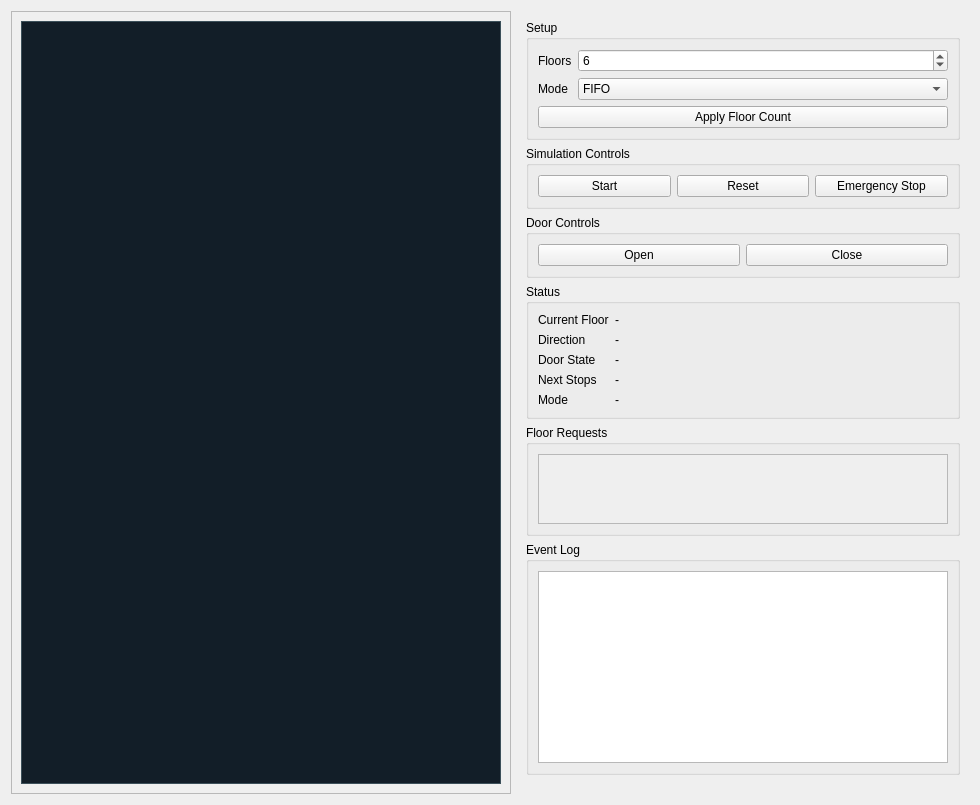
First picture: the form in src/elevator_sim/ui/ui_files/Elevator_Interface_updated.ui, repository AlehsanAliyev/Elevator-Simulation-PySide6, before the edit.
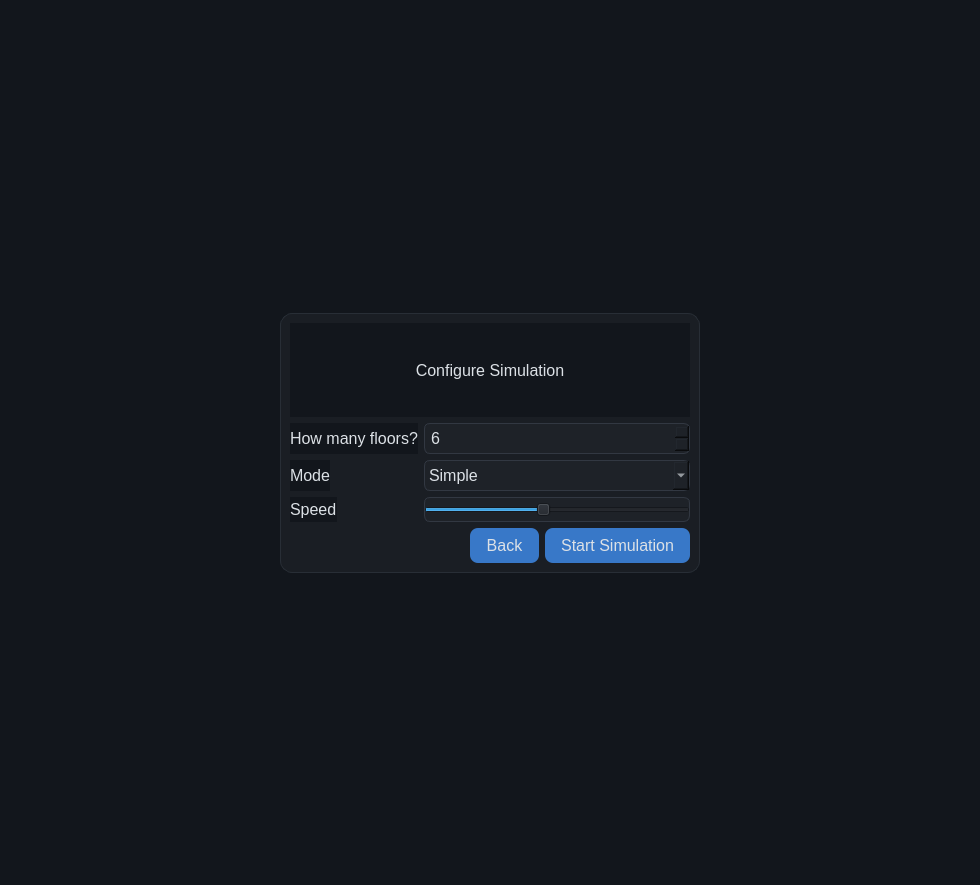
Second picture: the form after the edit. The open tabs and pages were chosen to show the change.

Commit message: Final version of multi page elevator simulation

```diff
--- a/src/elevator_sim/ui/ui_files/Elevator_Interface_updated.ui
+++ b/src/elevator_sim/ui/ui_files/Elevator_Interface_updated.ui
@@ -11,7 +11,390 @@
     <height>640</height>
    </size>
   </property>
-  <layout class="QHBoxLayout" name="main_layout">
+  <property name="styleSheet">
+   <string notr="true">
+* {
+    font-family: "Segoe UI";
+    font-size: 12pt;
+    color: rgb(220, 225, 230);
+}
+QWidget {
+    background-color: rgb(18, 22, 28);
+}
+QFrame#card_frame, QFrame#config_card, QFrame#status_card, QFrame#requests_card, QFrame#logs_panel {
+    background-color: rgb(26, 30, 36);
+    border: 1px solid rgb(40, 46, 54);
+    border-radius: 12px;
+}
+QPushButton {
+    background-color: rgb(56, 120, 200);
+    border: none;
+    border-radius: 8px;
+    padding: 8px 16px;
+}
+QPushButton:hover {
+    background-color: rgb(70, 135, 215);
+}
+QPushButton:pressed {
+    background-color: rgb(44, 105, 180);
+}
+QPushButton[secondary="true"] {
+    background-color: rgb(40, 46, 54);
+    border: 1px solid rgb(60, 70, 82);
+}
+QPushButton[secondary="true"]:hover {
+    background-color: rgb(52, 60, 70);
+}
+QLabel#title_label {
+    font-size: 28pt;
+    font-weight: bold;
+}
+QLabel#subtitle_label {
+    color: rgb(160, 170, 180);
+}
+QGroupBox {
+    border: none;
+    font-weight: bold;
+}
+QGroupBox::title {
+    subcontrol-origin: margin;
+    left: 6px;
+    padding: 0 6px;
+}
+QSpinBox, QComboBox, QSlider, QPlainTextEdit {
+    background-color: rgb(30, 34, 40);
+    border: 1px solid rgb(50, 56, 66);
+    border-radius: 6px;
+    padding: 4px;
+}
+QToolButton {
+    background-color: transparent;
+    border: none;
+    color: rgb(200, 210, 220);
+}
+   </string>
+  </property>
+  <layout class="QVBoxLayout" name="root_layout">
+   <item>
+    <widget class="QStackedWidget" name="stacked_widget">
+     <widget class="QWidget" name="start_page">
+      <layout class="QVBoxLayout" name="start_layout">
+       <item>
+        <spacer name="start_top_spacer">
+         <property name="orientation">
+          <enum>Qt::Vertical</enum>
+         </property>
+         <property name="sizeHint">
+          <size>
+           <width>20</width>
+           <height>40</height>
+          </size>
+         </property>
+        </spacer>
+       </item>
+       <item>
+        <layout class="QHBoxLayout" name="start_center_layout">
+         <item>
+          <spacer name="start_left_spacer">
+           <property name="orientation">
+            <enum>Qt::Horizontal</enum>
+           </property>
+           <property name="sizeHint">
+            <size>
+             <width>40</width>
+             <height>20</height>
+            </size>
+           </property>
+          </spacer>
+         </item>
+         <item>
+          <widget class="QFrame" name="card_frame">
+           <property name="minimumSize">
+            <size>
+             <width>360</width>
+             <height>260</height>
+            </size>
+           </property>
+           <layout class="QVBoxLayout" name="card_layout">
+            <item>
+             <widget class="QLabel" name="title_label">
+              <property name="text">
+               <string>Elevator Simulation</string>
+              </property>
+              <property name="alignment">
+               <set>Qt::AlignCenter</set>
+              </property>
+             </widget>
+            </item>
+            <item>
+             <widget class="QLabel" name="subtitle_label">
+              <property name="text">
+               <string>Embedded real-time elevator simulator</string>
+              </property>
+              <property name="alignment">
+               <set>Qt::AlignCenter</set>
+              </property>
+             </widget>
+            </item>
+            <item>
+             <layout class="QVBoxLayout" name="start_buttons_layout">
+              <item>
+               <widget class="QPushButton" name="start_button">
+                <property name="text">
+                 <string>Configure Simulation</string>
+                </property>
+                <property name="minimumSize">
+                 <size>
+                  <width>200</width>
+                  <height>40</height>
+                 </size>
+                </property>
+               </widget>
+              </item>
+              <item>
+               <widget class="QPushButton" name="about_button">
+                <property name="text">
+                 <string>About</string>
+                </property>
+                <property name="minimumSize">
+                 <size>
+                  <width>200</width>
+                  <height>36</height>
+                 </size>
+                </property>
+                <property name="secondary">
+                 <bool>true</bool>
+                </property>
+               </widget>
+              </item>
+             </layout>
+            </item>
+           </layout>
+          </widget>
+         </item>
+         <item>
+          <spacer name="start_right_spacer">
+           <property name="orientation">
+            <enum>Qt::Horizontal</enum>
+           </property>
+           <property name="sizeHint">
+            <size>
+             <width>40</width>
+             <height>20</height>
+            </size>
+           </property>
+          </spacer>
+         </item>
+        </layout>
+       </item>
+       <item>
+        <spacer name="start_bottom_spacer">
+         <property name="orientation">
+          <enum>Qt::Vertical</enum>
+         </property>
+         <property name="sizeHint">
+          <size>
+           <width>20</width>
+           <height>40</height>
+          </size>
+         </property>
+        </spacer>
+       </item>
+      </layout>
+     </widget>
+     <widget class="QWidget" name="config_page">
+      <layout class="QVBoxLayout" name="config_layout">
+       <item>
+        <spacer name="config_top_spacer">
+         <property name="orientation">
+          <enum>Qt::Vertical</enum>
+         </property>
+         <property name="sizeHint">
+          <size>
+           <width>20</width>
+           <height>30</height>
+          </size>
+         </property>
+        </spacer>
+       </item>
+       <item>
+        <layout class="QHBoxLayout" name="config_center_layout">
+         <item>
+          <spacer name="config_left_spacer">
+           <property name="orientation">
+            <enum>Qt::Horizontal</enum>
+           </property>
+           <property name="sizeHint">
+            <size>
+             <width>40</width>
+             <height>20</height>
+            </size>
+           </property>
+          </spacer>
+         </item>
+         <item>
+          <widget class="QFrame" name="config_card">
+           <property name="minimumSize">
+            <size>
+             <width>420</width>
+             <height>260</height>
+            </size>
+           </property>
+           <layout class="QVBoxLayout" name="config_card_layout">
+            <item>
+             <widget class="QLabel" name="config_title">
+              <property name="text">
+               <string>Configure Simulation</string>
+              </property>
+              <property name="alignment">
+               <set>Qt::AlignCenter</set>
+              </property>
+             </widget>
+            </item>
+            <item>
+             <layout class="QFormLayout" name="config_form_layout">
+              <item row="0" column="0">
+               <widget class="QLabel" name="floor_count_label">
+                <property name="text">
+                 <string>How many floors?</string>
+                </property>
+               </widget>
+              </item>
+              <item row="0" column="1">
+               <widget class="QSpinBox" name="floor_count_spin">
+                <property name="minimum">
+                 <number>2</number>
+                </property>
+                <property name="maximum">
+                 <number>50</number>
+                </property>
+                <property name="value">
+                 <number>6</number>
+                </property>
+               </widget>
+              </item>
+              <item row="1" column="0">
+               <widget class="QLabel" name="mode_label">
+                <property name="text">
+                 <string>Mode</string>
+                </property>
+               </widget>
+              </item>
+              <item row="1" column="1">
+               <widget class="QComboBox" name="mode_combo">
+                <item>
+                 <property name="text">
+                  <string>Simple</string>
+                 </property>
+                </item>
+                <item>
+                 <property name="text">
+                  <string>FIFO</string>
+                 </property>
+                </item>
+                <item>
+                 <property name="text">
+                  <string>SCAN</string>
+                 </property>
+                </item>
+               </widget>
+              </item>
+              <item row="2" column="0">
+               <widget class="QLabel" name="speed_label">
+                <property name="text">
+                 <string>Speed</string>
+                </property>
+               </widget>
+              </item>
+              <item row="2" column="1">
+               <widget class="QSlider" name="speed_slider">
+                <property name="orientation">
+                 <enum>Qt::Horizontal</enum>
+                </property>
+                <property name="minimum">
+                 <number>1</number>
+                </property>
+                <property name="maximum">
+                 <number>10</number>
+                </property>
+                <property name="value">
+                 <number>5</number>
+                </property>
+               </widget>
+              </item>
+             </layout>
+            </item>
+            <item>
+             <layout class="QHBoxLayout" name="config_buttons_layout">
+              <item>
+               <spacer name="config_button_spacer">
+                <property name="orientation">
+                 <enum>Qt::Horizontal</enum>
+                </property>
+                <property name="sizeHint">
+                 <size>
+                  <width>40</width>
+                  <height>20</height>
+                 </size>
+                </property>
+               </spacer>
+              </item>
+              <item>
+               <widget class="QPushButton" name="back_button">
+                <property name="text">
+                 <string>Back</string>
+                </property>
+                <property name="secondary">
+                 <bool>true</bool>
+                </property>
+               </widget>
+              </item>
+              <item>
+               <widget class="QPushButton" name="simulate_button">
+                <property name="text">
+                 <string>Start Simulation</string>
+                </property>
+               </widget>
+              </item>
+             </layout>
+            </item>
+           </layout>
+          </widget>
+         </item>
+         <item>
+          <spacer name="config_right_spacer">
+           <property name="orientation">
+            <enum>Qt::Horizontal</enum>
+           </property>
+           <property name="sizeHint">
+            <size>
+             <width>40</width>
+             <height>20</height>
+            </size>
+           </property>
+          </spacer>
+         </item>
+        </layout>
+       </item>
+       <item>
+        <spacer name="config_bottom_spacer">
+         <property name="orientation">
+          <enum>Qt::Vertical</enum>
+         </property>
+         <property name="sizeHint">
+          <size>
+           <width>20</width>
+           <height>30</height>
+          </size>
+         </property>
+        </spacer>
+       </item>
+      </layout>
+     </widget>
+     <widget class="QWidget" name="sim_page">
+      <layout class="QVBoxLayout" name="sim_page_layout">
+       <item>
+        <layout class="QHBoxLayout" name="sim_root_layout">
    <item>
     <widget class="QFrame" name="simulation_frame">
      <property name="frameShape">
@@ -22,12 +405,12 @@
        <widget class="QLabel" name="simulation_label">
         <property name="minimumSize">
          <size>
-          <width>480</width>
+                <width>520</width>
           <height>520</height>
          </size>
         </property>
         <property name="styleSheet">
-         <string notr="true">background-color: rgb(18, 30, 40); border: 1px solid rgb(60, 80, 90);</string>
+               <string notr="true">background-color: rgb(12, 16, 22); border: 1px solid rgb(40, 46, 54); border-radius: 10px;</string>
         </property>
         <property name="text">
          <string/>
@@ -44,125 +427,7 @@
     <widget class="QWidget" name="controls_panel">
      <layout class="QVBoxLayout" name="controls_layout">
       <item>
-       <widget class="QGroupBox" name="setup_group">
-        <property name="title">
-         <string>Setup</string>
-        </property>
-        <layout class="QFormLayout" name="setup_layout">
-         <item row="0" column="0">
-          <widget class="QLabel" name="floor_count_label">
-           <property name="text">
-            <string>Floors</string>
-           </property>
-          </widget>
-         </item>
-         <item row="0" column="1">
-          <widget class="QSpinBox" name="floor_count_spin">
-           <property name="minimum">
-            <number>2</number>
-           </property>
-           <property name="maximum">
-            <number>30</number>
-           </property>
-           <property name="value">
-            <number>6</number>
-           </property>
-          </widget>
-         </item>
-         <item row="1" column="0">
-          <widget class="QLabel" name="mode_label">
-           <property name="text">
-            <string>Mode</string>
-           </property>
-          </widget>
-         </item>
-         <item row="1" column="1">
-          <widget class="QComboBox" name="mode_combo">
-           <item>
-            <property name="text">
-             <string>FIFO</string>
-            </property>
-           </item>
-           <item>
-            <property name="text">
-             <string>Simple</string>
-            </property>
-           </item>
-           <item>
-            <property name="text">
-             <string>SCAN</string>
-            </property>
-           </item>
-          </widget>
-         </item>
-         <item row="2" column="0" colspan="2">
-          <widget class="QPushButton" name="apply_floors_button">
-           <property name="text">
-            <string>Apply Floor Count</string>
-           </property>
-          </widget>
-         </item>
-        </layout>
-       </widget>
-      </item>
-      <item>
-       <widget class="QGroupBox" name="control_group">
-        <property name="title">
-         <string>Simulation Controls</string>
-        </property>
-        <layout class="QHBoxLayout" name="control_layout">
-         <item>
-          <widget class="QPushButton" name="start_pause_button">
-           <property name="text">
-            <string>Start</string>
-           </property>
-          </widget>
-         </item>
-         <item>
-          <widget class="QPushButton" name="reset_button">
-           <property name="text">
-            <string>Reset</string>
-           </property>
-          </widget>
-         </item>
-         <item>
-          <widget class="QPushButton" name="emergency_button">
-           <property name="text">
-            <string>Emergency Stop</string>
-           </property>
-          </widget>
-         </item>
-        </layout>
-       </widget>
-      </item>
-      <item>
-       <widget class="QGroupBox" name="door_group">
-        <property name="title">
-         <string>Door Controls</string>
-        </property>
-        <layout class="QHBoxLayout" name="door_layout">
-         <item>
-          <widget class="QPushButton" name="open_door_button">
-           <property name="text">
-            <string>Open</string>
-           </property>
-          </widget>
-         </item>
-         <item>
-          <widget class="QPushButton" name="close_door_button">
-           <property name="text">
-            <string>Close</string>
-           </property>
-          </widget>
-         </item>
-        </layout>
-       </widget>
-      </item>
-      <item>
-       <widget class="QGroupBox" name="status_group">
-        <property name="title">
-         <string>Status</string>
-        </property>
+             <widget class="QFrame" name="status_card">
         <layout class="QFormLayout" name="status_layout">
          <item row="0" column="0">
           <widget class="QLabel" name="current_floor_label">
@@ -207,28 +472,28 @@
           </widget>
          </item>
          <item row="3" column="0">
-          <widget class="QLabel" name="next_stops_label">
+                <widget class="QLabel" name="mode_value_label">
            <property name="text">
-            <string>Next Stops</string>
+                  <string>Mode</string>
            </property>
           </widget>
          </item>
          <item row="3" column="1">
-          <widget class="QLabel" name="next_stops_value">
+                <widget class="QLabel" name="mode_value">
            <property name="text">
             <string>-</string>
            </property>
           </widget>
          </item>
          <item row="4" column="0">
-          <widget class="QLabel" name="mode_value_label">
+                <widget class="QLabel" name="next_stops_label">
            <property name="text">
-            <string>Mode</string>
+                  <string>Next Stops</string>
            </property>
           </widget>
          </item>
          <item row="4" column="1">
-          <widget class="QLabel" name="mode_value">
+                <widget class="QLabel" name="next_stops_value">
            <property name="text">
             <string>-</string>
            </property>
@@ -238,11 +503,15 @@
        </widget>
       </item>
       <item>
-       <widget class="QGroupBox" name="requests_group">
-        <property name="title">
-         <string>Floor Requests</string>
-        </property>
-        <layout class="QVBoxLayout" name="requests_layout">
+             <widget class="QFrame" name="requests_card">
+              <layout class="QVBoxLayout" name="requests_card_layout">
+               <item>
+                <widget class="QLabel" name="requests_title">
+                 <property name="text">
+                  <string>Requests &amp; Controls</string>
+                 </property>
+                </widget>
+               </item>
          <item>
           <widget class="QScrollArea" name="floor_scroll">
            <property name="widgetResizable">
@@ -260,42 +529,157 @@
            </widget>
           </widget>
          </item>
-        </layout>
+               <item>
+                <layout class="QGridLayout" name="controls_grid">
+                 <item row="0" column="0">
+                  <widget class="QPushButton" name="start_pause_button">
+                   <property name="text">
+                    <string>Start</string>
+                   </property>
+                  </widget>
+                 </item>
+                 <item row="0" column="1">
+                  <widget class="QPushButton" name="reset_button">
+                   <property name="text">
+                    <string>Reset</string>
+                   </property>
+                  </widget>
+                 </item>
+                 <item row="1" column="0">
+                  <widget class="QPushButton" name="open_door_button">
+                   <property name="text">
+                    <string>Open Door</string>
+                   </property>
+                  </widget>
+                 </item>
+                 <item row="1" column="1">
+                  <widget class="QPushButton" name="close_door_button">
+                   <property name="text">
+                    <string>Close Door</string>
+                   </property>
+                  </widget>
+                 </item>
+                 <item row="2" column="0" colspan="2">
+                  <widget class="QPushButton" name="emergency_button">
+                   <property name="text">
+                    <string>Emergency Stop</string>
+                   </property>
+                  </widget>
+                 </item>
+                </layout>
+               </item>
+              </layout>
        </widget>
       </item>
       <item>
-       <widget class="QGroupBox" name="log_group">
-        <property name="title">
-         <string>Event Log</string>
-        </property>
-        <layout class="QVBoxLayout" name="log_layout">
+             <widget class="QPushButton" name="back_to_config_button">
+              <property name="text">
+               <string>Back to Configure</string>
+              </property>
+              <property name="secondary">
+               <bool>true</bool>
+              </property>
+             </widget>
+            </item>
+            <item>
+             <spacer name="right_spacer">
+              <property name="orientation">
+               <enum>Qt::Vertical</enum>
+              </property>
+              <property name="sizeHint">
+               <size>
+                <width>20</width>
+                <height>20</height>
+               </size>
+              </property>
+             </spacer>
+            </item>
+           </layout>
+          </widget>
+         </item>
+        </layout>
+       </item>
+       <item>
+        <widget class="QFrame" name="logs_panel">
+         <layout class="QVBoxLayout" name="logs_panel_layout">
+          <item>
+           <widget class="QToolButton" name="logs_toggle_button">
+            <property name="text">
+             <string>Logs ?</string>
+            </property>
+            <property name="checkable">
+             <bool>true</bool>
+            </property>
+           </widget>
+          </item>
+          <item>
+           <widget class="QWidget" name="logs_content">
+            <layout class="QVBoxLayout" name="logs_content_layout">
          <item>
           <widget class="QPlainTextEdit" name="log_output">
            <property name="minimumSize">
             <size>
              <width>320</width>
-             <height>160</height>
+                 <height>140</height>
             </size>
            </property>
           </widget>
          </item>
-        </layout>
-       </widget>
-      </item>
       <item>
-       <spacer name="verticalSpacer">
+              <layout class="QHBoxLayout" name="log_controls_layout">
+               <item>
+                <spacer name="log_controls_spacer">
         <property name="orientation">
-         <enum>Qt::Vertical</enum>
+                  <enum>Qt::Horizontal</enum>
         </property>
         <property name="sizeHint">
          <size>
-          <width>20</width>
-          <height>10</height>
+                   <width>40</width>
+                   <height>20</height>
          </size>
         </property>
        </spacer>
       </item>
-     </layout>
+               <item>
+                <widget class="QPushButton" name="copy_log_button">
+                 <property name="text">
+                  <string>Copy</string>
+                 </property>
+                 <property name="secondary">
+                  <bool>true</bool>
+                 </property>
+                </widget>
+               </item>
+               <item>
+                <widget class="QPushButton" name="export_log_button">
+                 <property name="text">
+                  <string>Export</string>
+                 </property>
+                 <property name="secondary">
+                  <bool>true</bool>
+                 </property>
+                </widget>
+               </item>
+               <item>
+                <widget class="QPushButton" name="clear_log_button">
+                 <property name="text">
+                  <string>Clear</string>
+                 </property>
+                 <property name="secondary">
+                  <bool>true</bool>
+                 </property>
+                </widget>
+               </item>
+              </layout>
+             </item>
+            </layout>
+           </widget>
+          </item>
+         </layout>
+        </widget>
+       </item>
+      </layout>
+     </widget>
     </widget>
    </item>
   </layout>
```
Lines whose indentation alone changed are shown as unchanged. The commit also changes 9 other files.
